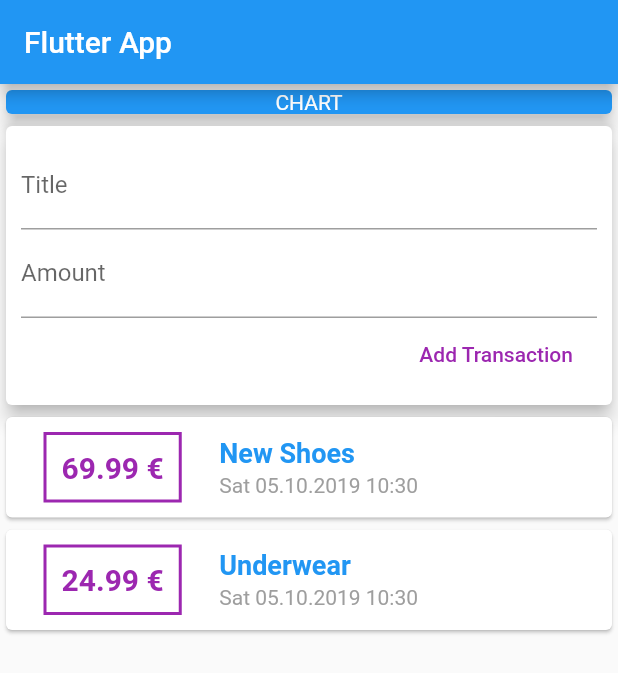
After one commit to raphaelpinel/personal-finances-flutter-app, a Flutter app: the screen it shows after launch, on a phone screen of 412 x 824 dp. The commit adds this screen. Shown: the top 673 px of the screen. Run offline on Flutter 3.47's test engine with Material 2 defaults, Android fonts, the phone set to English and light mode, and no system bars.

Commit message:
add transactions to list and make it scrollable

```diff
--- /dev/null
+++ b/lib/widgets/new_transaction.dart
@@ -0,0 +1,41 @@
+import 'package:flutter/material.dart';
+
+class NewTransaction extends StatelessWidget {
+  final titleController = TextEditingController();
+  final amountController = TextEditingController();
+  final Function addTransaction;
+
+  NewTransaction(this.addTransaction);
+
+  @override
+  Widget build(BuildContext context) {
+    return Card(
+            elevation: 5,
+            child: Container(
+              padding: EdgeInsets.all(10),
+              child: Column(
+                crossAxisAlignment: CrossAxisAlignment.end,
+                children: <Widget>[
+                  TextField(
+                    decoration: InputDecoration(labelText: 'Title'),
+                    // onChanged: (value) {
+                    //   titleInput = value;
+                    // },
+                    controller: titleController,
+                  ),
+                  TextField(
+                    decoration: InputDecoration(labelText: 'Amount'),
+                    controller: amountController,
+                    // onChanged: (val) => amountInput = val,
+                  ),
+                  FlatButton(
+                    child: Text('Add Transaction'),
+                    textColor: Colors.purple,
+                    onPressed: () => addTransaction(titleController.text, double.parse(amountController.text)),
+                  )
+                ],
+              ),
+            ),
+          );
+  }
+}
--- /dev/null
+++ b/lib/widgets/transaction_list.dart
@@ -0,0 +1,66 @@
+import 'package:flutter/material.dart';
+import 'package:intl/intl.dart';
+
+import '../models/transaction.dart';
+
+class TransactionList extends StatelessWidget {
+  final List<Transaction> transactions;
+  TransactionList(this.transactions);
+  @override
+  Widget build(BuildContext context) {
+    return Container(
+      height: 300,
+      child: ListView.builder(
+        itemBuilder: (ctx, index) {
+          return Card(
+            child: Row(
+              children: <Widget>[
+                Container(
+                  margin: EdgeInsets.symmetric(
+                    horizontal: 25,
+                    vertical: 10,
+                  ),
+                  decoration: BoxDecoration(
+                    border: Border.all(
+                      color: Colors.purple,
+                      width: 2,
+                    ),
+                  ),
+                  padding: EdgeInsets.all(10),
+                  child: Text(
+                    '${transactions[index].amount.toStringAsFixed(2)} €',
+                    style: TextStyle(
+                        fontWeight: FontWeight.bold,
+                        fontSize: 20,
+                        color: Colors.purple),
+                  ),
+                ),
+                Column(
+                  crossAxisAlignment: CrossAxisAlignment.start,
+                  children: <Widget>[
+                    Padding(
+                      padding: const EdgeInsets.only(bottom: 3.0),
+                      child: Text(
+                        transactions[index].title,
+                        style: TextStyle(
+                            color: Colors.blue,
+                            fontSize: 18,
+                            fontWeight: FontWeight.bold),
+                      ),
+                    ),
+                    Text(
+                      DateFormat('E dd.MM.yyyy H:m').format(transactions[index].date),
+                      style: TextStyle(color: Colors.grey, fontSize: 14),
+                    ),
+                  ],
+                ),
+              ],
+            ),
+          );
+        },
+        itemCount: transactions.length,
+
+      ),
+    );
+  }
+}
--- /dev/null
+++ b/lib/widgets/user_transactions.dart
@@ -0,0 +1,49 @@
+import 'package:flutter/material.dart';
+
+import '../models/transaction.dart';
+import './new_transaction.dart';
+import './transaction_list.dart';
+
+class UserTransactions extends StatefulWidget {
+  @override
+  _UserTransactionsState createState() => _UserTransactionsState();
+}
+
+class _UserTransactionsState extends State<UserTransactions> {
+  final List<Transaction> _userTransactions = [
+    Transaction(
+      id: 't1',
+      title: 'New Shoes',
+      amount: 69.99,
+      date: DateTime.now(),
+    ),
+    Transaction(
+      id: 't2',
+      title: 'Underwear',
+      amount: 24.99,
+      date: DateTime.now(),
+    )
+  ];
+
+  void _addnewTransaction(String title, double amount) {
+    final newTx = Transaction(
+      title: title,
+      amount: amount,
+      date: DateTime.now(),
+      id: DateTime.now().toString(),
+    );
+    setState(() {
+      _userTransactions.add(newTx);
+    });
+  }
+
+  @override
+  Widget build(BuildContext context) {
+    return Column(
+      children: [
+        NewTransaction(_addnewTransaction),
+        TransactionList(_userTransactions),
+      ],
+    );
+  }
+}
```
Also changed, not shown: lib/main.dart (+2 -96 lines), lib/models/transaction.dart (renamed from lib/transaction.dart).
